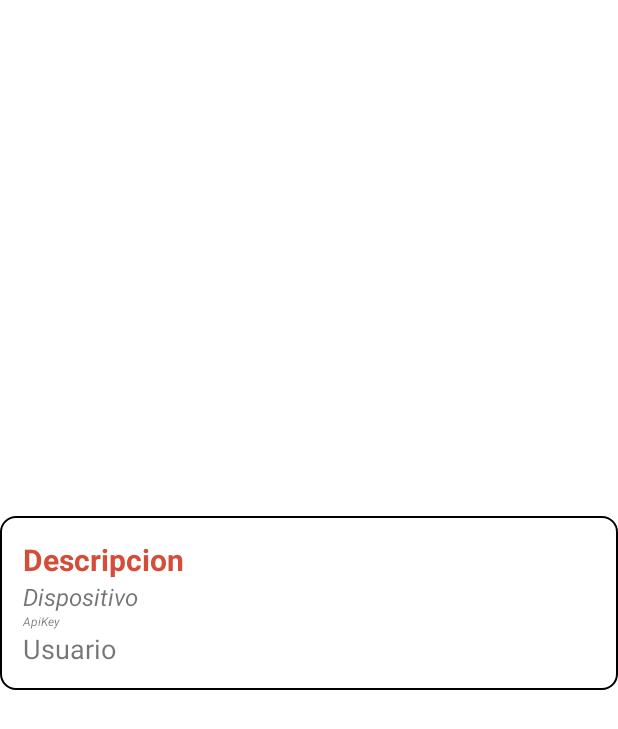
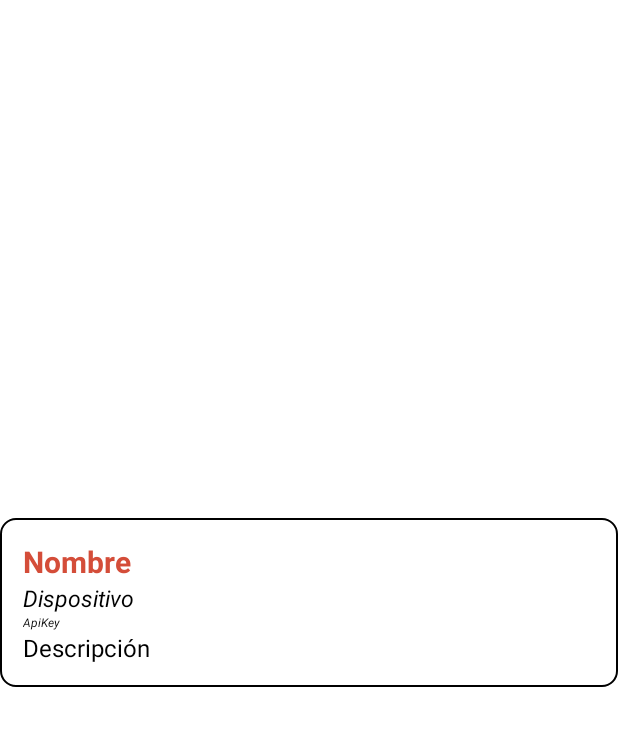
Before and after one commit to luisenricke/GardenKit, an Android app: the layout item_device.xml on its own in the app's theme, with its tools: preview values and no code run, on a phone screen of 412 x 824 dp. Shown: the top 729 px of the screen. Run offline under Robolectric (Android 15) with nearby library versions, the phone set to English and light mode, and no system bars.

Commit message:
se modifico el diseño del item del listview

```diff
--- a/app/src/main/res/layout/item_device.xml
+++ b/app/src/main/res/layout/item_device.xml
@@ -24,14 +24,14 @@
         android:orientation="vertical">
 
         <TextView
-            android:id="@+id/lblDescription"
+            android:id="@+id/lblUser"
             android:layout_width="wrap_content"
             android:layout_height="wrap_content"
             android:maxLines="2"
             android:minLines="1"
-            android:paddingLeft="15dp"
+            android:paddingHorizontal="15dp"
             android:paddingTop="15dp"
-            android:text="Descripcion"
+            android:text="Nombre"
             android:textColor="@color/colorPrimary"
             android:textSize="20sp"
             android:textStyle="bold"
@@ -44,9 +44,10 @@
             android:layout_height="wrap_content"
             android:maxLines="1"
             android:minLines="1"
-            android:paddingLeft="15dp"
+            android:paddingHorizontal="15dp"
             android:text="Dispositivo"
-            android:textSize="16sp"
+            android:textColor="@color/black"
+            android:textSize="15sp"
             android:textStyle="italic"
             android:typeface="sans" />
 
@@ -56,26 +57,25 @@
             android:layout_height="wrap_content"
             android:maxLines="2"
             android:minLines="1"
-            android:paddingLeft="15dp"
+            android:paddingHorizontal="15dp"
+            android:textColor="@color/black"
             android:text="ApiKey"
             android:textSize="8sp"
             android:textStyle="italic"
             android:typeface="sans" />
 
         <TextView
-            android:id="@+id/lblUser"
+            android:id="@+id/lblDescription"
             android:layout_width="wrap_content"
             android:layout_height="wrap_content"
-            android:maxLines="1"
+            android:maxLines="4"
             android:minLines="1"
-            android:paddingLeft="15dp"
+            android:paddingHorizontal="15dp"
             android:paddingBottom="15dp"
-            android:text="Usuario"
-            android:textSize="18sp"
+            android:textColor="@color/black"
+            android:text="Descripción"
+            android:textSize="16sp"
             android:textStyle="normal"
             android:typeface="sans" />
-
     </LinearLayout>
-
-
 </LinearLayout>
```
